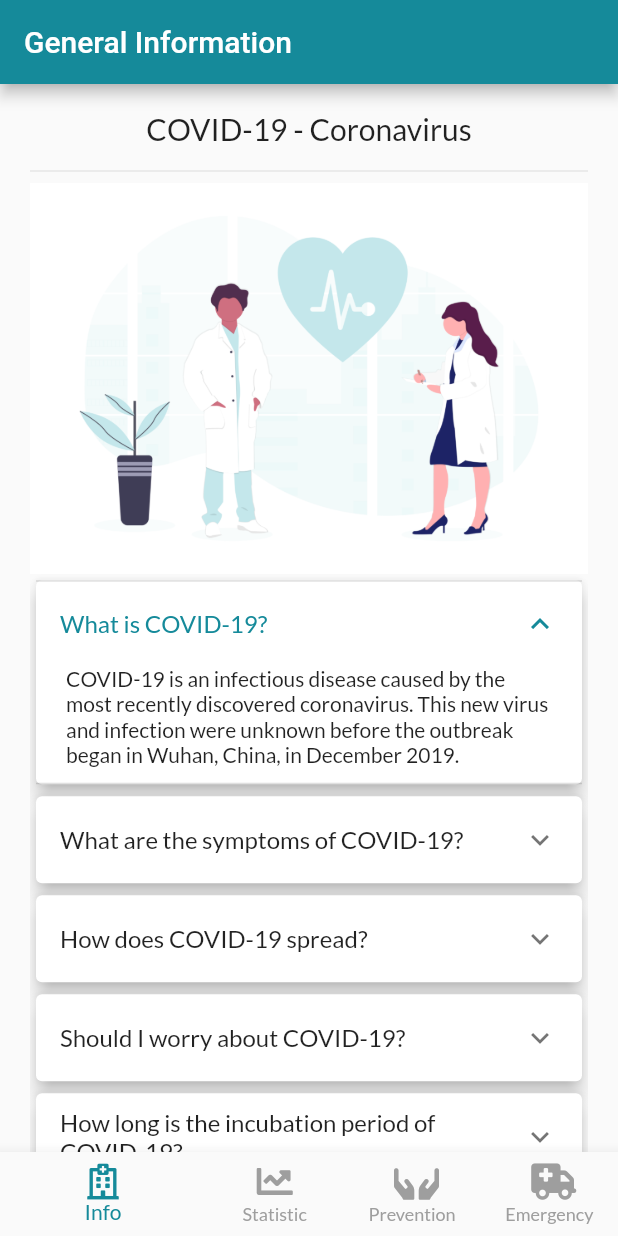
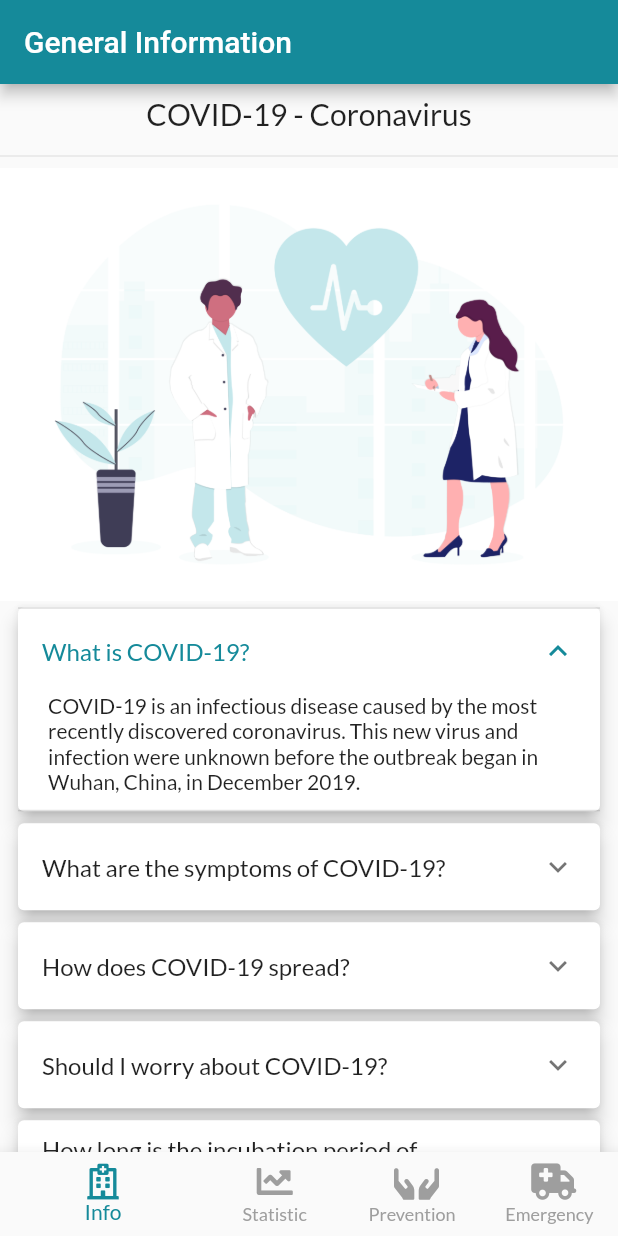
Before and after one commit to mt-tadayon/covid-info, a Flutter app: the screen it shows after launch, after a tap on "What is COVID-19?", on a phone screen of 412 x 824 dp. Run offline on Flutter 3.47's test engine with Material 2 defaults, Android fonts, the phone set to English and light mode, and no system bars; our stand-ins replace device_info, flutter_icons, google_fonts, platform; missing offline and left inert: aqueduct, firebase_admob; accounts and stored records are empty; network calls fail; project files that could hold a hidden picture were left out.

Commit message:
Put FutureBuilder in the home_screen to build it one time when app will opened, did some refactoring for padding

```diff
--- a/lib/Widgets/card_widget.dart
+++ b/lib/Widgets/card_widget.dart
@@ -16,7 +16,9 @@ class CardWidget extends StatelessWidget {
 
   @override
   Widget build(BuildContext context) {
-    return Card(
+    return Padding(
+      padding: const EdgeInsets.all(8.0),
+      child: Card(
         elevation: 5.0,
         child: Padding(
           padding: const EdgeInsets.all(10.0),
@@ -35,6 +37,7 @@ class CardWidget extends StatelessWidget {
             ),
           ),
         ),
+      ),
     );
   }
 }
--- a/lib/main.dart
+++ b/lib/main.dart
@@ -31,7 +31,7 @@ class MyApp extends StatelessWidget {
         GlobalCupertinoLocalizations.delegate,
       ],
       supportedLocales: S.delegate.supportedLocales,
-      title: 'Flutter Demo',
+      title: 'Covid Info',
       theme: defaultTheme,
       home: HomeScreen(),
     );
--- a/lib/screens/home/question_card.dart
+++ b/lib/screens/home/question_card.dart
@@ -12,7 +12,9 @@ class QuestionCard extends StatelessWidget {
 
   @override
   Widget build(BuildContext context) {
-    return Card(
+    return Padding(
+      padding: const EdgeInsets.symmetric(horizontal: 8.0),
+      child: Card(
         elevation: 5.0,
         child: ExpansionTile(
           title: Text(question ?? 'Question'),
@@ -24,6 +26,7 @@ class QuestionCard extends StatelessWidget {
             ),
           ],
         ),
+      ),
     );
   }
 }
--- a/lib/screens/home_screen.dart
+++ b/lib/screens/home_screen.dart
@@ -1,3 +1,5 @@
+import 'package:covid_19/Modells/countryModel.dart';
+import 'package:covid_19/Service/fetch_data.dart';
 import 'package:covid_19/admob_keys.dart';
 import 'package:covid_19/generated/l10n.dart';
 import 'package:covid_19/screens/emergency/emergency_widget.dart';
@@ -18,6 +20,8 @@ class HomeScreen extends StatefulWidget {
 }
 
 class _HomeScreenState extends State<HomeScreen> {
+  Future<List<CountryModel>> futureCountriesResult;
+
   PageController _controller = PageController(
     initialPage: 0,
   );
@@ -31,6 +35,8 @@ class _HomeScreenState extends State<HomeScreen> {
 
   @override
   void initState() {
+    futureCountriesResult = fetchCountryData();
+
     String platformSpecificAdId = getCorrectAdID();
 
     myBanner = BannerAd(
@@ -83,16 +89,17 @@ class _HomeScreenState extends State<HomeScreen> {
     return Scaffold(
       body: Padding(
         padding: EdgeInsets.only(
-          top: 10.0,
-          left: 20,
-          right: 20,
           bottom: bannerHeight,
         ),
         child: PageView(
           controller: _controller,
           children: <Widget>[
             HomeWidget(),
-            StatisticsWidget(),
+            FutureBuilder<List<CountryModel>>(
+              future: futureCountriesResult,
+              builder: (BuildContext context, AsyncSnapshot<List<CountryModel>> snapshot) {
+                return StatisticsWidget(snapshot: snapshot);
+              }),
             PreventionWidget(),
             EmergencyWidget(),
           ],
--- a/lib/screens/statistics/statistics_widget.dart
+++ b/lib/screens/statistics/statistics_widget.dart
@@ -3,33 +3,25 @@ import 'package:covid_19/Widgets/card_widget.dart';
 import 'package:covid_19/generated/l10n.dart';
 import 'package:flutter/material.dart';
 import 'package:flutter_icons/flutter_icons.dart';
-import 'package:covid_19/Service/fetch_data.dart';
 import 'package:intl/intl.dart';
 
 class StatisticsWidget extends StatefulWidget {
+  final AsyncSnapshot<List<CountryModel>> snapshot;
+
+  const StatisticsWidget({this.snapshot});
+
   @override
   _StatisticsWidgetState createState() => _StatisticsWidgetState();
 }
 
 class _StatisticsWidgetState extends State<StatisticsWidget> {
   TextEditingController _searchCountryController = TextEditingController();
-  Future<List<CountryModel>> futureCountriesResult;
 
   String searchCountryName = '';
 
   @override
-  void initState() {
-    futureCountriesResult = fetchCountryData();
-    super.initState();
-  }
-
-  @override
   Widget build(BuildContext context) {
-    return FutureBuilder<List<CountryModel>>(
-      future: futureCountriesResult,
-      builder:
-          (BuildContext context, AsyncSnapshot<List<CountryModel>> snapshot) {
-        if (snapshot.hasData) {
+    if (widget.snapshot.hasData) {
       return ListView(children: <Widget>[
         Padding(
           padding: const EdgeInsets.all(8.0),
@@ -40,9 +32,9 @@ class _StatisticsWidgetState extends State<StatisticsWidget> {
           icon: Icon(FontAwesome5Solid.globe),
           title: S.of(context).globalStatisticTitle,
           text:
-                  '''${S.of(context).confirmedTitle}: ${snapshot.data.first.confirmed}
-${S.of(context).deathsTitle}: ${snapshot.data.first.death}
-${S.of(context).recoveredTitle}: ${snapshot.data.first.recovered}
+              '''${S.of(context).confirmedTitle}: ${widget.snapshot.data.first.confirmed}
+${S.of(context).deathsTitle}: ${widget.snapshot.data.first.death}
+${S.of(context).recoveredTitle}: ${widget.snapshot.data.first.recovered}
           ''',
         ),
         Padding(
@@ -72,7 +64,7 @@ ${S.of(context).recoveredTitle}: ${snapshot.data.first.recovered}
                 DataColumn(label: Text(S.of(context).recoveredTitle)),
                 DataColumn(label: Text(S.of(context).deathsTitle)),
               ],
-                  rows: snapshot.data
+              rows: widget.snapshot.data
                   .where((data) {
                     if (data.countryName.contains('Total')) return false;
                     if (searchCountryName.isEmpty)
@@ -94,7 +86,7 @@ ${S.of(context).recoveredTitle}: ${snapshot.data.first.recovered}
           ),
         )
       ]);
-        } else if (snapshot.hasError) {
+    } else if (widget.snapshot.hasError) {
       return Column(
         mainAxisAlignment: MainAxisAlignment.center,
         children: <Widget>[
@@ -111,7 +103,5 @@ ${S.of(context).recoveredTitle}: ${snapshot.data.first.recovered}
       );
     }
     return Center(child: CircularProgressIndicator());
-      },
-    );
   }
 }
```
Lines whose indentation alone changed are shown as unchanged.
